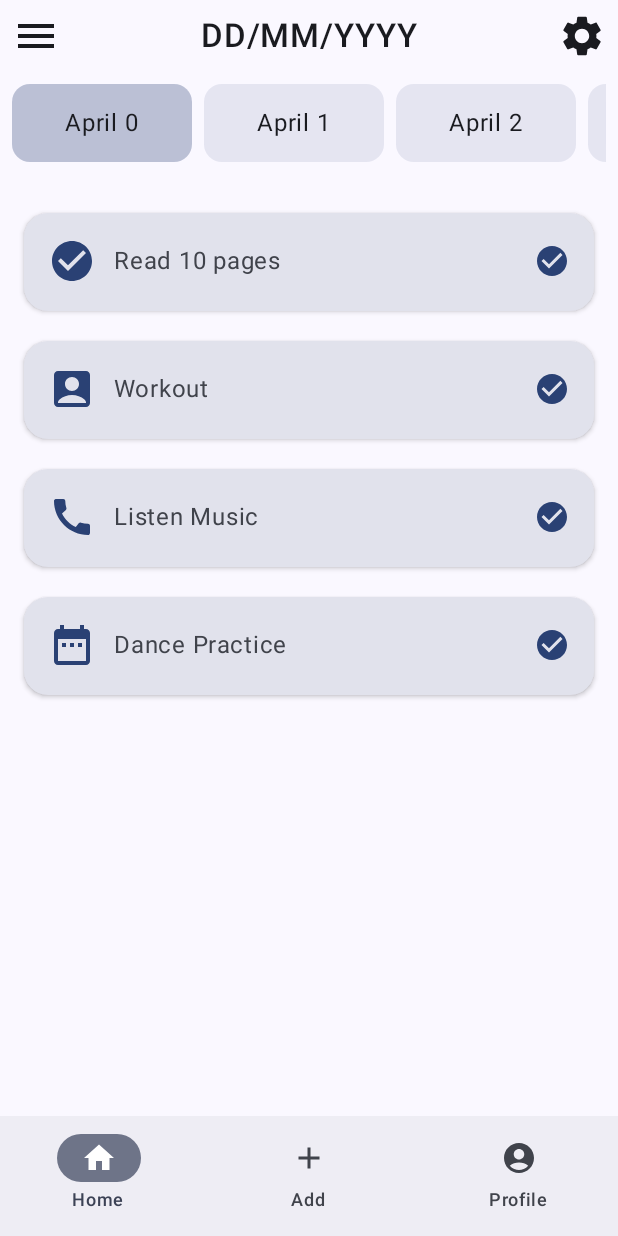
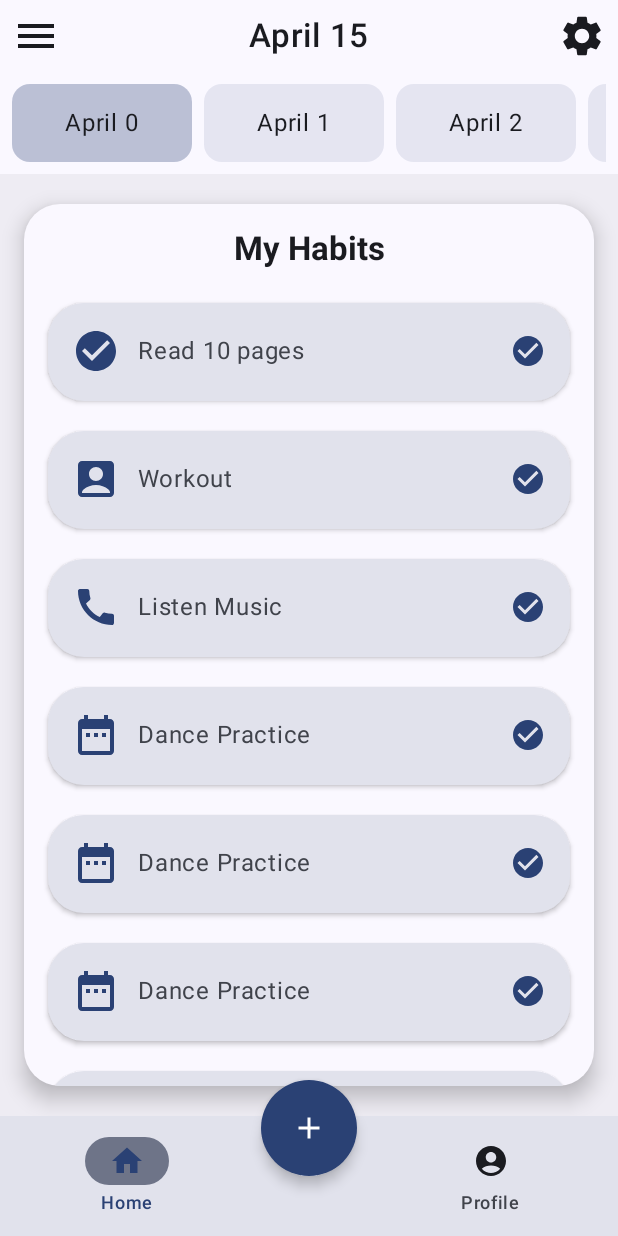
Before and after one commit to EmreRuy/Pattern, an Android app built with Jetpack Compose: the screen it shows after launch (MainActivity), on a phone screen of 412 x 824 dp. Run offline under Robolectric (Android 15) with nearby library versions, the phone set to English and light mode, and no system bars; our stand-ins replace Dagger/Hilt's generated code.

Commit message:
HomeScreen Outer Card

```diff
--- a/app/src/main/java/com/example/pattern/MainActivity.kt
+++ b/app/src/main/java/com/example/pattern/MainActivity.kt
@@ -11,12 +11,15 @@ import androidx.compose.ui.Modifier
 import androidx.compose.ui.tooling.preview.Preview
 import androidx.navigation.compose.NavHost
 import androidx.navigation.compose.composable
+import androidx.navigation.compose.currentBackStackEntryAsState
 import androidx.navigation.compose.rememberNavController
-import com.example.pattern.ui.components.BottomNavigationBar
+import com.example.pattern.ui.components.CustomBottomBar
 import com.example.pattern.ui.navigation.Screens
+import com.example.pattern.ui.screens.AddHabitScreen
 import com.example.pattern.ui.screens.HomeScreen
 import com.example.pattern.ui.theme.AppTheme
 import dagger.hilt.android.AndroidEntryPoint
+import androidx.compose.runtime.getValue
 
 @AndroidEntryPoint
 class MainActivity : ComponentActivity() {
@@ -24,24 +27,42 @@ class MainActivity : ComponentActivity() {
         super.onCreate(savedInstanceState)
         setContent {
             AppTheme {
-                val navController = rememberNavController() // Creates NavController
+                val navController = rememberNavController()
+                val navBackStackEntry by navController.currentBackStackEntryAsState()
+                val currentRoute = navBackStackEntry?.destination?.route ?: Screens.Home.route
+
                 Scaffold(
                     modifier = Modifier.fillMaxSize(),
                     bottomBar = {
-                        BottomNavigationBar()
+                        CustomBottomBar(
+                            currentRoute = currentRoute,
+                            onItemClick = { item ->
+                                if (currentRoute != item.route) {
+                                    navController.navigate(item.route) {
+                                        popUpTo(navController.graph.startDestinationId) {
+                                            saveState = true
+                                        }
+                                        launchSingleTop = true
+                                        restoreState = true
+                                    }
+                                }
+                            }
+                        )
                     }
                 ) { paddingValues ->
-                    // Only place NavHost here for screen content
                     NavHost(
                         navController = navController,
                         startDestination = Screens.Home.route,
                         modifier = Modifier.padding(paddingValues)
                     ) {
                         composable(Screens.Home.route) {
-                            HomeScreen() // This is now clean with no duplicate bottom bar
+                            HomeScreen()
                         }
                         composable(Screens.Add.route) {
-                            //
+                            AddHabitScreen() // You can define this screen
+                        }
+                        composable(Screens.Profile.route) {
+                           // ProfileScreen() // Define this too
                         }
                     }
                 }
@@ -51,6 +72,7 @@ class MainActivity : ComponentActivity() {
 }
 
 
+
 @Preview(showBackground = true)
 @Composable
 fun GreetingPreview() {
--- /dev/null
+++ b/app/src/main/java/com/example/pattern/ui/components/CustomBottomBar.kt
@@ -0,0 +1,81 @@
+package com.example.pattern.ui.components
+
+import androidx.compose.foundation.layout.Box
+import androidx.compose.foundation.layout.Spacer
+import androidx.compose.foundation.layout.offset
+import androidx.compose.foundation.layout.size
+import androidx.compose.foundation.shape.CircleShape
+import androidx.compose.material3.BottomAppBar
+import androidx.compose.material3.FloatingActionButton
+import androidx.compose.material3.FloatingActionButtonDefaults
+import androidx.compose.material3.Icon
+import androidx.compose.material3.MaterialTheme
+import androidx.compose.material3.NavigationBarItem
+import androidx.compose.material3.NavigationBarItemDefaults
+import androidx.compose.material3.Text
+import androidx.compose.runtime.Composable
+import androidx.compose.ui.Alignment
+import androidx.compose.ui.Modifier
+import androidx.compose.ui.unit.dp
+import androidx.compose.ui.unit.sp
+import androidx.navigation.NavController
+import com.example.pattern.ui.navigation.BottomNavigationItem
+import com.example.pattern.ui.navigation.Screens
+
+@Composable
+fun CustomBottomBar(
+    currentRoute: String,
+    onItemClick: (BottomNavigationItem) -> Unit
+) {
+    val items = BottomNavigationItem().bottomNavigationItems()
+
+    Box {
+        BottomAppBar(
+            containerColor = MaterialTheme.colorScheme.surfaceVariant,
+            tonalElevation = 6.dp
+        ) {
+            items.forEachIndexed { index, item ->
+                if (item.route == Screens.Add.route) {
+                    Spacer(modifier = Modifier.weight(0.5f))
+                } else {
+                    NavigationBarItem(
+                        icon = {
+                            Icon(
+                                imageVector = item.icon,
+                                contentDescription = item.label,
+                                tint = if (currentRoute == item.route) MaterialTheme.colorScheme.primary else MaterialTheme.colorScheme.onSurface
+                            )
+                        },
+                        label = {
+                            Text(
+                                text = item.label,
+                                fontSize = 12.sp,
+                                color = if (currentRoute == item.route) MaterialTheme.colorScheme.primary else MaterialTheme.colorScheme.onSurfaceVariant
+                            )
+                        },
+                        selected = currentRoute == item.route,
+                        onClick = { onItemClick(item) },
+                        colors = NavigationBarItemDefaults.colors(
+                            selectedIconColor = MaterialTheme.colorScheme.primary,
+                            unselectedIconColor = MaterialTheme.colorScheme.onSurfaceVariant
+                        ),
+                        modifier = Modifier.weight(1f)
+                    )
+                }
+            }
+        }
+        FloatingActionButton(
+            onClick = { onItemClick(items[1]) },
+            shape = CircleShape,
+            containerColor = MaterialTheme.colorScheme.primary,
+            contentColor = MaterialTheme.colorScheme.onPrimary,
+            elevation = FloatingActionButtonDefaults.elevation(defaultElevation = 5.dp),
+            modifier = Modifier
+                .align(Alignment.TopCenter)
+                .offset(y = (-24).dp)
+                .size(64.dp)
+        ) {
+            Icon(imageVector = items[1].icon, contentDescription = items[1].label)
+        }
+    }
+}
--- a/app/src/main/java/com/example/pattern/ui/components/HabitCardsIcon.kt
+++ b/app/src/main/java/com/example/pattern/ui/components/HabitCardsIcon.kt
@@ -1,6 +1,7 @@
 package com.example.pattern.ui.components
 
 import androidx.compose.ui.graphics.vector.ImageVector
+import java.time.DayOfWeek
 
 data class Habit(
     val name: String,
--- a/app/src/main/java/com/example/pattern/ui/screens/HomeScreen.kt
+++ b/app/src/main/java/com/example/pattern/ui/screens/HomeScreen.kt
@@ -15,7 +15,6 @@ import androidx.compose.foundation.layout.heightIn
 import androidx.compose.foundation.layout.padding
 import androidx.compose.foundation.layout.size
 import androidx.compose.foundation.layout.width
-import androidx.compose.foundation.layout.widthIn
 import androidx.compose.foundation.lazy.LazyRow
 import androidx.compose.foundation.rememberScrollState
 import androidx.compose.foundation.shape.RoundedCornerShape
@@ -38,7 +37,6 @@ import androidx.compose.material3.Scaffold
 import androidx.compose.material3.Text
 import androidx.compose.runtime.Composable
 import androidx.compose.runtime.mutableIntStateOf
-import androidx.compose.runtime.mutableStateOf
 import androidx.compose.runtime.remember
 import androidx.compose.ui.Alignment
 import androidx.compose.ui.Modifier
@@ -126,10 +124,8 @@ fun HomeScreen() {
                                         .padding(horizontal = 12.dp, vertical = 8.dp),
                                     color = MaterialTheme.colorScheme.onBackground
                                 )
-
                             }
                         }
-
                     }
                 }
             }
@@ -143,28 +139,67 @@ fun HomeScreen() {
             Habit("Listen Music", Icons.Default.Call),
             Habit("Write a journal", Icons.Default.Create),
             Habit("Dance Practice", Icons.Default.DateRange),
+            Habit("Dance Practice", Icons.Default.DateRange),
+            Habit("Dance Practice", Icons.Default.DateRange),
+            Habit("Dance Practice", Icons.Default.DateRange),
+            Habit("Dance Practice", Icons.Default.DateRange),
+            Habit("Dance Practice", Icons.Default.DateRange),
+            Habit("Dance Practice", Icons.Default.DateRange),
+            Habit("Dance Practice", Icons.Default.DateRange),
+            Habit("Dance Practice", Icons.Default.DateRange),
+            Habit("Dance Practice", Icons.Default.DateRange),
+            Habit("Dance Practice", Icons.Default.DateRange),
+            Habit("Dance Practice", Icons.Default.DateRange),
+            Habit("Dance Practice", Icons.Default.DateRange),
+            Habit("Dance Practice", Icons.Default.DateRange),
+            Habit("Dance Practice", Icons.Default.DateRange),
+            Habit("Dance Practice", Icons.Default.DateRange),
             Habit("Drawing course", Icons.Default.Email)
         )
-        val habits = allHabits.filterIndexed {index, _ ->
+        val habits = allHabits.filterIndexed { index, _ ->
             (index + selectedDay.intValue) % 2 == 0
         }
         val scroll = rememberScrollState()
+        Card(
+            modifier = Modifier
+                .fillMaxWidth()
+                .background( MaterialTheme.colorScheme.onBackground.copy(alpha = 0.05f)
+                )
+                .padding(paddingValues)
+                .padding(horizontal = 16.dp, vertical = 20.dp)
+               /* .border(
+                    width = 1.dp,
+                    color = MaterialTheme.colorScheme.outline,
+                    shape = RoundedCornerShape(24.dp)
+                ), */,
+            shape = RoundedCornerShape(24.dp),
+            colors = CardDefaults.cardColors(
+                containerColor = MaterialTheme.colorScheme.surface
+            ),
+            elevation = CardDefaults.cardElevation(defaultElevation = 8.dp)
+        ) {
             Column(
                 modifier = Modifier
-                .fillMaxSize()
-                .padding(paddingValues)
+                    .fillMaxWidth()
                     .verticalScroll(scroll)
                     .padding(16.dp),
                 horizontalAlignment = Alignment.CenterHorizontally,
                 verticalArrangement = Arrangement.Top
             ) {
+                Text(
+                    text = "My Habits",
+                    style = MaterialTheme.typography.titleLarge,
+                    fontWeight = FontWeight.Bold,
+                    modifier = Modifier.padding(bottom = 12.dp),
+                    color = MaterialTheme.colorScheme.onSurface
+                )
                 habits.forEach { habit ->
                     Card(
                         modifier = Modifier
                             .fillMaxWidth()
                             .heightIn(min = 85.dp)
                             .padding(vertical = 10.dp),
-                    shape = RoundedCornerShape(16.dp),
+                        shape = RoundedCornerShape(24.dp),
                         colors = CardDefaults.cardColors(
                             containerColor = MaterialTheme.colorScheme.surfaceVariant
                         ),
@@ -197,11 +232,9 @@ fun HomeScreen() {
                                 tint = MaterialTheme.colorScheme.primary
                             )
                         }
-
                     }
                 }
-
-        }
-
             }
         }
+    }
+}
--- a/app/src/main/java/com/example/pattern/ui/theme/Theme.kt
+++ b/app/src/main/java/com/example/pattern/ui/theme/Theme.kt
@@ -255,16 +255,26 @@ val unspecified_scheme = ColorFamily(
 fun AppTheme(
     darkTheme: Boolean = isSystemInDarkTheme(),
     dynamicColor: Boolean = true,
-    content: @Composable() () -> Unit
+    contrastLevel: String = "normal",
+    content: @Composable () -> Unit
 ) {
+    val context = LocalContext.current
     val colorScheme = when {
         dynamicColor && Build.VERSION.SDK_INT >= Build.VERSION_CODES.S -> {
-          val context = LocalContext.current
             if (darkTheme) dynamicDarkColorScheme(context) else dynamicLightColorScheme(context)
         }
 
-      darkTheme -> darkScheme
+        darkTheme -> when (contrastLevel) {
+            "medium" -> mediumContrastDarkColorScheme
+            "high" -> highContrastDarkColorScheme
+            else -> darkScheme
+        }
+
+        else -> when (contrastLevel) {
+            "medium" -> mediumContrastLightColorScheme
+            "high" -> highContrastLightColorScheme
             else -> lightScheme
+        }
     }
 
     MaterialTheme(
--- a/app/src/main/res/values/strings.xml
+++ b/app/src/main/res/values/strings.xml
@@ -1,4 +1,5 @@
 <resources>
     <string name="app_name">pattern</string>
-    <string name="date">DD/MM/YYYY</string>
+    <string name="date">April 15</string>
+    <string name="MyHabit">My Schedule</string>
 </resources>
```
Also changed, not shown: app/src/main/java/com/example/pattern/ui/navigation/NavItem.kt (+16 -0 lines). Lines whose indentation alone changed are shown as unchanged.
